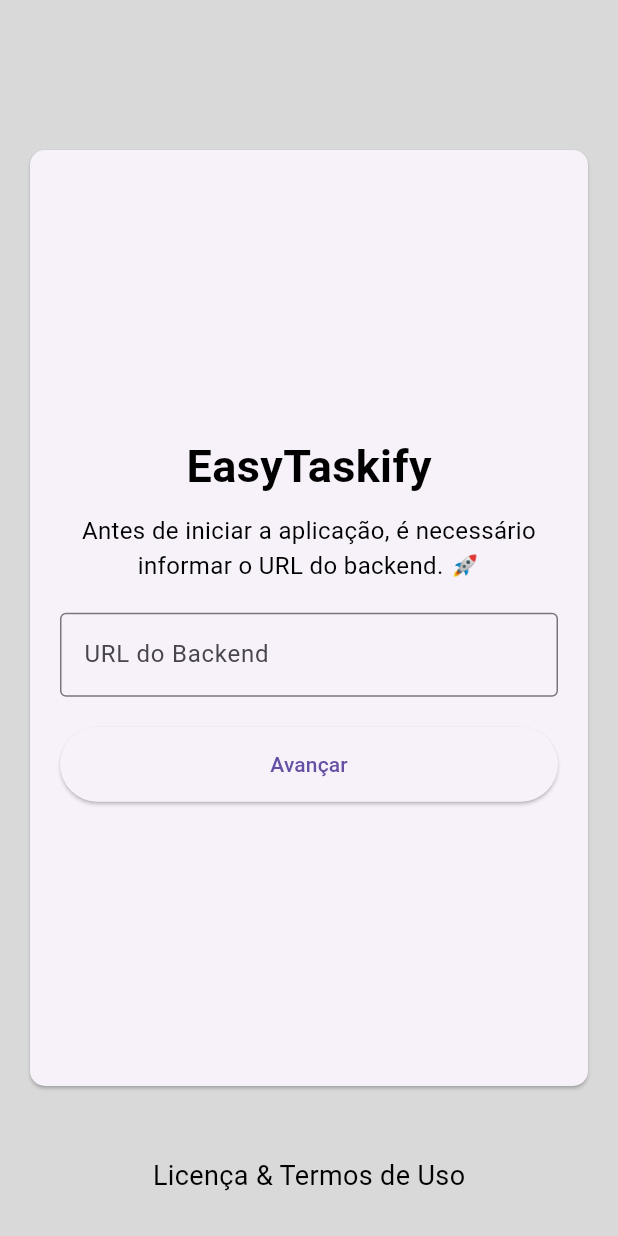
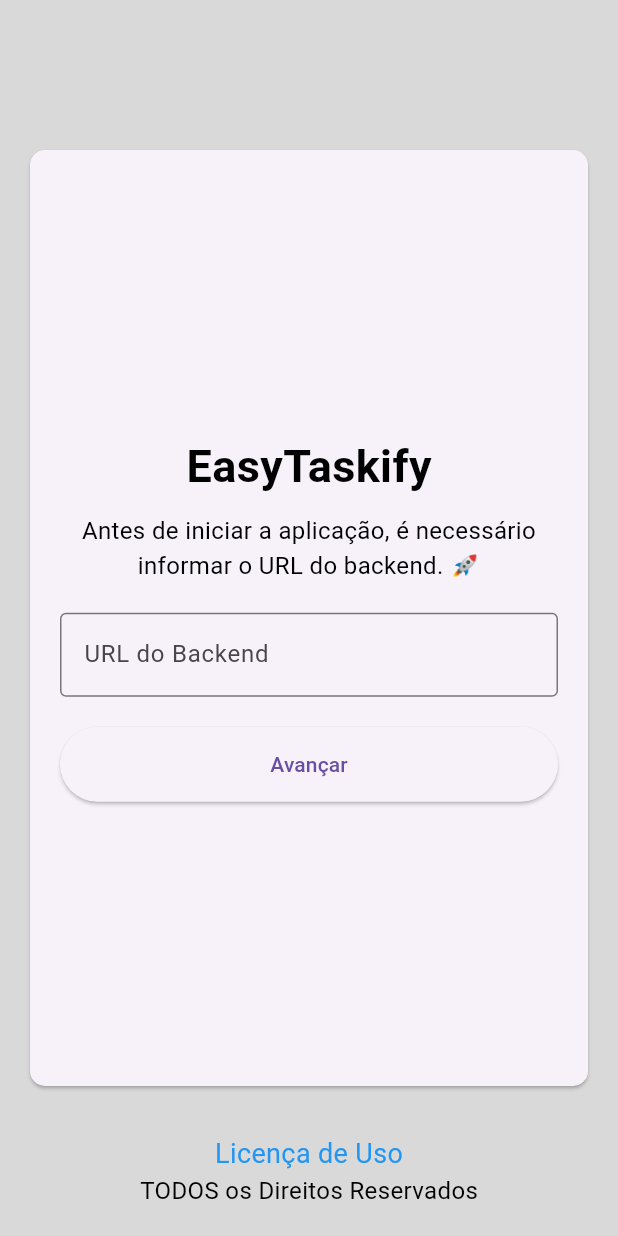
Before and after one commit to MrVitor0/EasyTaskify, a Flutter app: the screen it shows after launch, on a phone screen of 412 x 824 dp. Run offline on Flutter 3.47's test engine with Material 3 defaults, Android fonts, the phone set to English and light mode, and no system bars; our stand-ins replace dio, rflutter_alert, shared_preferences.

Commit message:
DDT-07 <feat> Code Enhancements

```diff
--- a/frontend/lib/screens/home_screen.dart
+++ b/frontend/lib/screens/home_screen.dart
@@ -2,31 +2,40 @@ import 'package:flutter/material.dart';
 import 'package:url_launcher/url_launcher.dart';
 import 'package:rflutter_alert/rflutter_alert.dart';
 import 'package:dio/dio.dart';
+import 'package:shared_preferences/shared_preferences.dart';
 
 class HomeScreen extends StatelessWidget {
+  HomeScreen({Key? key}) : super(key: key);
+
   final TextEditingController urlController = TextEditingController();
 
   goToLicense() async {
-    const url = 'https://github.com/MrVitor0/EasyTaskify/blob/main/LICENSE';
-    if (await canLaunch(url)) {
-      await launch(url);
+    Uri url = Uri(
+      scheme: 'https',
+      host: 'github.com',
+      path: 'MrVitor0/EasyTaskify/blob/main/LICENSE',
+    );
+    if (await canLaunchUrl(url)) {
+      await launchUrl(url);
     } else {
       throw 'Could not launch $url';
     }
   }
 
-
   Future<String> testURL(String backendUrl) async {
     Dio dio = Dio();
     try {
-      Response response = await dio.post('$backendUrl/api/v1/handshake',
+      Response response = await dio
+          .post(
+            '$backendUrl/api/v1/handshake',
             options: Options(
               headers: {
                 'Content-Type': 'application/json',
                 'Accept': 'application/json',
               },
             ),
-      );
+          )
+          .timeout(const Duration(seconds: 8));
       print(response.data);
     } catch (e) {
       return e.toString();
@@ -34,12 +43,18 @@ class HomeScreen extends StatelessWidget {
     return 'Sucesso';
   }
 
+  Future<void> salvarStringNoSharedPreferences(
+      String chave, String valor) async {
+    SharedPreferences prefs = await SharedPreferences.getInstance();
+    await prefs.setString(chave, valor);
+  }
 
-  Future<void>  validateBackendUrl(BuildContext context, String backendUrl) async  {
+  Future<void> validateBackendUrl(
+      BuildContext context, String backendUrl) async {
     Alert(
       context: context,
       title: 'Tentando Conexão',
-      style: AlertStyle(
+      style: const AlertStyle(
         backgroundColor: Colors.white,
         titleStyle: TextStyle(color: Colors.black),
         isCloseButton: false,
@@ -47,18 +62,20 @@ class HomeScreen extends StatelessWidget {
       ),
       content: _buildLoadingWidget(),
       buttons: [],
-
     ).show();
-    var response = await testURL(backendUrl);
+    testURL(backendUrl).then((value) {
+      if (value == 'Sucesso') {
+        salvarStringNoSharedPreferences('nome', 'John Doe').then((value) {
+          Navigator.pushNamed(context, '/login');
+        });
+      } else {
         Navigator.pop(context);
-    if (response == 'Sucesso') {
-      Navigator.pushNamed(context, '/login');
-    } else {
         Alert(
           context: context,
           title: 'Erro',
-        desc: 'Não foi possível conectar ao backend. Verifique a URL ($backendUrl) e tente novamente.',
-        style: AlertStyle(
+          desc:
+              'Não foi possível conectar ao backend. Verifique a URL ($backendUrl) e tente novamente.',
+          style: const AlertStyle(
             backgroundColor: Colors.white,
             titleStyle: TextStyle(color: Colors.black),
             descStyle: TextStyle(color: Colors.black, fontSize: 16.0),
@@ -67,7 +84,7 @@ class HomeScreen extends StatelessWidget {
           ),
           buttons: [
             DialogButton(
-            child: Text(
+              child: const Text(
                 'OK',
                 style: TextStyle(color: Colors.white),
               ),
@@ -76,13 +93,13 @@ class HomeScreen extends StatelessWidget {
           ],
         ).show();
       }
-
+    });
   }
 
   Widget _buildLoadingWidget() {
     return Container(
-        padding: EdgeInsets.all(13.0),
-        child: Column(
+      padding: const EdgeInsets.all(13.0),
+      child: const Column(
         children: [
           CircularProgressIndicator(),
           SizedBox(height: 16.0),
@@ -95,11 +112,10 @@ class HomeScreen extends StatelessWidget {
     );
   }
 
-
   @override
   Widget build(BuildContext context) {
     return Scaffold(
-      backgroundColor: Color(0xFFD9D9D9),
+      backgroundColor: const Color(0xFFD9D9D9),
       extendBodyBehindAppBar: true,
       extendBody: true,
       appBar: AppBar(
@@ -111,15 +127,15 @@ class HomeScreen extends StatelessWidget {
           shape: RoundedRectangleBorder(
             borderRadius: BorderRadius.circular(10.0),
           ),
-          margin: EdgeInsets.fromLTRB(20.0, 100.0, 20.0, 100.0), // Altera a margem do eixo X e Y
+          margin: const EdgeInsets.fromLTRB(
+              20.0, 100.0, 20.0, 100.0), // Altera a margem do eixo X e Y
           child: Container(
-            margin: EdgeInsets.all(20.0),
+            margin: const EdgeInsets.all(20.0),
             child: Column(
               mainAxisAlignment: MainAxisAlignment.center,
               children: [
-
                 //adicione uma imagem de logo no centro
-            Text(
+                const Text(
                   'EasyTaskify',
                   style: TextStyle(
                     color: Colors.black,
@@ -127,32 +143,33 @@ class HomeScreen extends StatelessWidget {
                     fontWeight: FontWeight.bold,
                   ),
                 ),
-            SizedBox(height: 10.0),
-            Text(
+                const SizedBox(height: 10.0),
+                const Text(
                     'Antes de iniciar a aplicação, é necessário informar o URL do backend. 🚀',
                     textAlign: TextAlign.center,
-              style: TextStyle(color: Colors.black, fontSize: 16.0)
-            ),
-            SizedBox(height: 20.0),
+                    style: TextStyle(color: Colors.black, fontSize: 16.0)),
+                const SizedBox(height: 20.0),
                 TextField(
                   controller: urlController,
-              decoration: InputDecoration(
+                  decoration: const InputDecoration(
                     labelText: 'URL do Backend',
                     hintText: 'http://192.168.0.3:8000',
                     border: OutlineInputBorder(),
                   ),
                 ),
-            SizedBox(height: 20.0),
+                const SizedBox(height: 20.0),
                 ElevatedButton(
                   onPressed: () {
-                String backendUrl = urlController.text; // Obtém o valor do campo de texto
-                validateBackendUrl(context, backendUrl); // Passa o valor para a função validateBackendUrl
+                    String backendUrl =
+                        urlController.text; // Obtém o valor do campo de texto
+                    validateBackendUrl(context,
+                        backendUrl); // Passa o valor para a função validateBackendUrl
                   },
                   //precisa ser mais largo
                   style: ElevatedButton.styleFrom(
-                minimumSize: Size(double.infinity, 50.0),
+                    minimumSize: const Size(double.infinity, 50.0),
                   ),
-              child: Text('Avançar'),
+                  child: const Text('Avançar'),
                 ),
               ],
             ),
@@ -162,7 +179,7 @@ class HomeScreen extends StatelessWidget {
       bottomNavigationBar: BottomAppBar(
         color: Colors.transparent,
         elevation: 0, // Remove a sombra do BottomAppBar
-        child: Container(
+        child: SizedBox(
           height: 80.0, // Ajuste conforme necessário
           child: Center(
             child: GestureDetector(
@@ -170,12 +187,24 @@ class HomeScreen extends StatelessWidget {
                 //open browser
                 goToLicense();
               },
-              child: Text(
-                'Licença & Termos de Uso',
+              child: const Column(
+                crossAxisAlignment: CrossAxisAlignment.center,
+                children: [
+                  Text(
+                    'Licença de Uso',
+                    style: TextStyle(
+                      color: Colors.blue,
+                      fontSize: 18.0,
+                    ),
+                  ),
+                  Text(
+                    'TODOS os Direitos Reservados',
                     style: TextStyle(
                       color: Colors.black,
-                  fontSize: 18.0,
+                      fontSize: 16.0,
                     ),
+                  ),
+                ],
               ),
             ),
           ),
--- a/frontend/pubspec.yaml
+++ b/frontend/pubspec.yaml
@@ -34,6 +34,7 @@ dependencies:
   rflutter_alert: ^2.0.7
   url_launcher: ^6.0.10
   dio: ^5.4.0
+  shared_preferences: ^2.0.7
 
 
 
```
Also changed, not shown: frontend/lib/main.dart (+9 -1 lines), frontend/lib/screens/auth/login_screen.dart (+14 -1 lines), frontend/pubspec.lock, 1 other file. Lines whose indentation alone changed are shown as unchanged.
